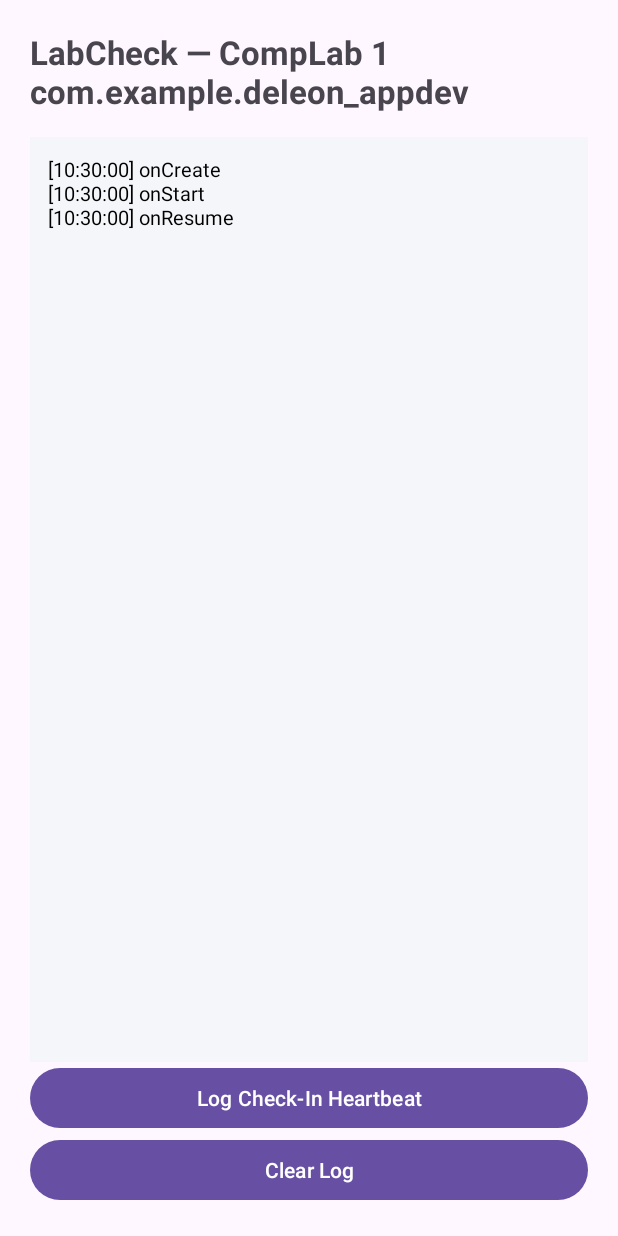
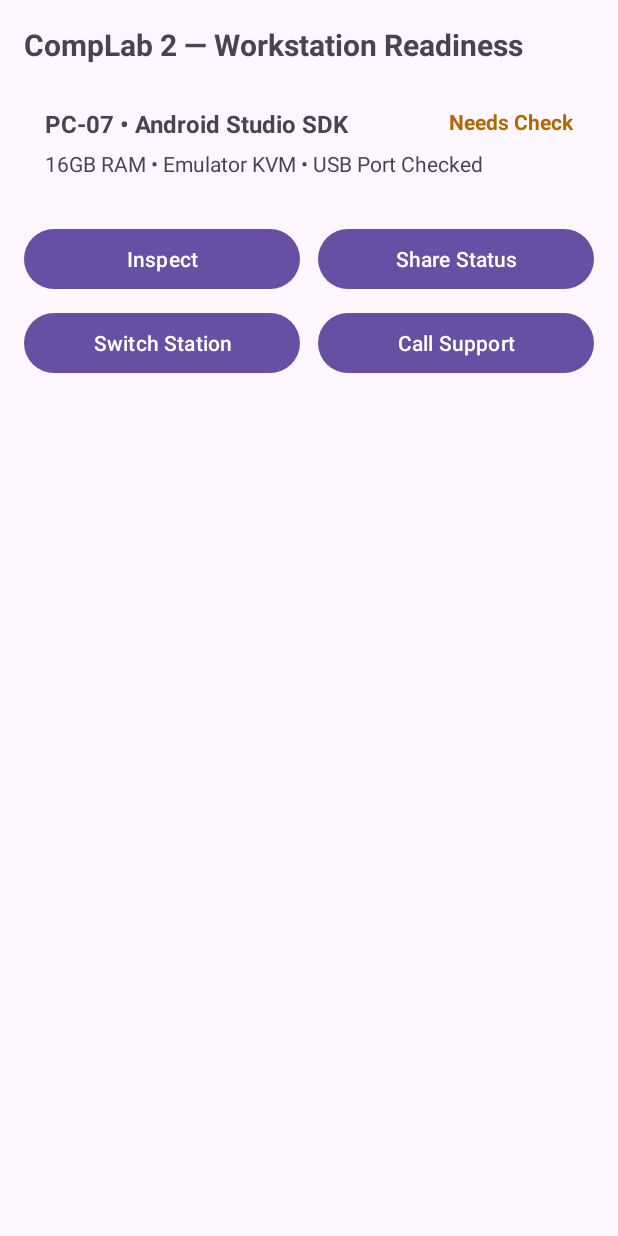
Before and after one commit to juanpaolod782-svg/deleon_appdevAY2627, an Android app: the screen it shows after launch (MainActivity), on a phone screen of 412 x 824 dp. Run offline under Robolectric (Android 15) with nearby library versions, the phone set to English and light mode, and no system bars.

Commit message:
lab_act2

```diff
--- a/app/src/main/AndroidManifest.xml
+++ b/app/src/main/AndroidManifest.xml
@@ -21,6 +21,9 @@
                 <category android:name="android.intent.category.LAUNCHER" />
             </intent-filter>
         </activity>
+        <activity
+            android:name=".StationDetailActivity"
+            android:exported="false" />
     </application>
 
 </manifest>
--- a/app/src/main/java/com/example/deleon_appdev/MainActivity.java
+++ b/app/src/main/java/com/example/deleon_appdev/MainActivity.java
@@ -1,23 +1,49 @@
 package com.example.deleon_appdev;
 
+import android.content.ActivityNotFoundException;
+import android.content.Intent;
+import android.net.Uri;
 import android.os.Bundle;
-import android.util.Log;
+import android.widget.Toast;
 
-import androidx.annotation.NonNull;
+import androidx.activity.result.ActivityResultLauncher;
+import androidx.activity.result.contract.ActivityResultContracts;
 import androidx.appcompat.app.AppCompatActivity;
 
 import com.example.deleon_appdev.databinding.ActivityMainBinding;
 
-import java.text.SimpleDateFormat;
-import java.util.Date;
-import java.util.Locale;
+public class MainActivity extends AppCompatActivity {
+    public static final String EXTRA_STATION_CODE = "extra_station_code";
+    public static final String EXTRA_STATUS = "extra_status";
+    public static final String EXTRA_ISSUE_NOTE = "extra_issue_note";
 
-public class MainActivity extends AppCompatActivity {
+    // Replace with your lab's real maintenance number if you have one
+    private static final String SUPPORT_NUMBER = "+639171234567";
 
-    private static final String TAG = "LabCheckLifecycle";
-    private static final String KEY_LOG = "key_lifecycle_log";
     private ActivityMainBinding binding;
-    private final StringBuilder traceBuilder = new StringBuilder();
+
+    // Enhancement 1: three sample stations
+    private final String[] stationCodes = {"PC-07", "PC-08", "PC-09"};
+    private final String[] stationStatuses = {"Needs Check", "Ready", "Ready"};
+    private final String[] stationNotes = {"Emulator slow to boot", "No issues reported", "No issues reported"};
+    private int stationIndex = 0;
+
+    private String currentCode = "PC-07";
+    private String currentStatus = "Needs Check";
+    private String currentNote = "Emulator slow to boot";
+
+    private final ActivityResultLauncher<Intent> detailLauncher =
+            registerForActivityResult(new ActivityResultContracts.StartActivityForResult(), result -> {
+                if (result.getResultCode() == RESULT_OK && result.getData() != null) {
+                    currentStatus = result.getData().getStringExtra(EXTRA_STATUS);
+                    currentNote = result.getData().getStringExtra(EXTRA_ISSUE_NOTE);
+                    stationStatuses[stationIndex] = currentStatus;
+                    stationNotes[stationIndex] = currentNote;
+                    showStation();
+                    Toast.makeText(this, "Updated " + currentCode + " -> " + currentStatus,
+                            Toast.LENGTH_SHORT).show();
+                }
+            });
 
     @Override
     protected void onCreate(Bundle savedInstanceState) {
@@ -25,68 +51,50 @@ public class MainActivity extends AppCompatActivity {
         binding = ActivityMainBinding.inflate(getLayoutInflater());
         setContentView(binding.getRoot());
 
-        // Enhancement 1: applicationId + lab room in header
-        binding.tvAppTitle.setText("LabCheck — CompLab 1\n" + getPackageName());
+        // Explicit Intent: open StationDetailActivity
+        binding.btnInspectStation.setOnClickListener(v -> {
+            Intent intent = new Intent(this, StationDetailActivity.class);
+            intent.putExtra(EXTRA_STATION_CODE, currentCode);
+            intent.putExtra(EXTRA_STATUS, currentStatus);
+            intent.putExtra(EXTRA_ISSUE_NOTE, currentNote);
+            detailLauncher.launch(intent);
+        });
 
-        if (savedInstanceState != null) {
-            traceBuilder.append(savedInstanceState.getString(KEY_LOG, ""));
-        }
-        recordEvent("onCreate");
+        // Implicit Intent: share a text summary
+        binding.btnShareReport.setOnClickListener(v -> {
+            Intent shareIntent = new Intent(Intent.ACTION_SEND);
+            shareIntent.setType("text/plain");
+            shareIntent.putExtra(Intent.EXTRA_SUBJECT, "LabCheck Report: " + currentCode);
+            shareIntent.putExtra(Intent.EXTRA_TEXT,
+                    "Station: " + currentCode + "\nStatus: " + currentStatus + "\nNote: " + currentNote);
+            startActivity(Intent.createChooser(shareIntent, "Share Station Status"));
+        });
 
-        binding.btnSimulateTick.setOnClickListener(v ->
-                recordEvent("Manual check-in probe (pkg=" + getPackageName() + ")"));
+        // Enhancement 1: switch between PC-07, PC-08, PC-09
+        binding.btnSwitchStation.setOnClickListener(v -> {
+            stationIndex = (stationIndex + 1) % stationCodes.length;
+            currentCode = stationCodes[stationIndex];
+            currentStatus = stationStatuses[stationIndex];
+            currentNote = stationNotes[stationIndex];
+            showStation();
+            Toast.makeText(this, "Selected " + currentCode, Toast.LENGTH_SHORT).show();
+        });
 
-        // Enhancement 2: Clear Log (survives rotation via onSaveInstanceState)
-        binding.btnClearLog.setOnClickListener(v -> {
-            traceBuilder.setLength(0);
-            binding.tvLifecycleLog.setText("Log cleared.");
-            Log.d(TAG, "Log cleared by user");
+        // Enhancement 2: implicit Intent (ACTION_DIAL) to call lab maintenance
+        binding.btnCallSupport.setOnClickListener(v -> {
+            Intent dialIntent = new Intent(Intent.ACTION_DIAL);
+            dialIntent.setData(Uri.parse("tel:" + SUPPORT_NUMBER));
+            try {
+                startActivity(dialIntent);
+            } catch (ActivityNotFoundException e) {
+                Toast.makeText(this, "No dialer app found", Toast.LENGTH_SHORT).show();
+            }
         });
     }
 
-    @Override
-    protected void onStart() {
-        super.onStart();
-        recordEvent("onStart");
-    }
-
-    @Override
-    protected void onResume() {
-        super.onResume();
-        recordEvent("onResume");
-    }
-
-    @Override
-    protected void onPause() {
-        super.onPause();
-        recordEvent("onPause");
-    }
-
-    @Override
-    protected void onStop() {
-        super.onStop();
-        recordEvent("onStop");
-    }
-
-    @Override
-    protected void onDestroy() {
-        recordEvent("onDestroy");
-        super.onDestroy();
-    }
-
-    @Override
-    protected void onSaveInstanceState(@NonNull Bundle outState) {
-        super.onSaveInstanceState(outState);
-        outState.putString(KEY_LOG, traceBuilder.toString());
-    }
-
-    private void recordEvent(String eventName) {
-        String ts = new SimpleDateFormat("HH:mm:ss", Locale.getDefault()).format(new Date());
-        String line = "[" + ts + "] " + eventName + "\n";
-        traceBuilder.append(line);
-        Log.d(TAG, line.trim());
-        if (binding != null) {
-            binding.tvLifecycleLog.setText(traceBuilder.toString());
-        }
+    private void showStation() {
+        binding.tvStationCode.setText(currentCode + " • Android Studio SDK");
+        binding.tvStationStatus.setText(currentStatus);
+        binding.tvStationSpec.setText("Note: " + currentNote);
     }
 }
--- a/app/src/main/res/layout/activity_main.xml
+++ b/app/src/main/res/layout/activity_main.xml
@@ -4,51 +4,113 @@
     xmlns:app="http://schemas.android.com/apk/res-auto"
     android:layout_width="match_parent"
     android:layout_height="match_parent"
-    android:padding="20dp">
+    android:padding="16dp">
 
     <TextView
-        android:id="@+id/tvAppTitle"
+        android:id="@+id/tvHeaderLab"
         android:layout_width="0dp"
         android:layout_height="wrap_content"
-        android:text="LabCheck — CCIT Lab Readiness"
-        android:textSize="22sp"
+        android:text="CompLab 2 — Workstation Readiness"
+        android:textSize="20sp"
         android:textStyle="bold"
         app:layout_constraintTop_toTopOf="parent"
         app:layout_constraintStart_toStartOf="parent"
         app:layout_constraintEnd_toEndOf="parent"/>
 
+    <!-- RelativeLayout banner showing active station summary -->
+    <RelativeLayout
+        android:id="@+id/rlFeaturedStation"
+        android:layout_width="0dp"
+        android:layout_height="wrap_content"
+        android:layout_marginTop="14dp"
+        android:padding="14dp"
+        app:layout_constraintTop_toBottomOf="@id/tvHeaderLab"
+        app:layout_constraintStart_toStartOf="parent"
+        app:layout_constraintEnd_toEndOf="parent">
+
         <TextView
-        android:id="@+id/tvLifecycleLog"
+            android:id="@+id/tvStationCode"
+            android:layout_width="wrap_content"
+            android:layout_height="wrap_content"
+            android:layout_alignParentStart="true"
+            android:text="PC-07 • Android Studio SDK"
+            android:textSize="16sp"
+            android:textStyle="bold"/>
+
+        <TextView
+            android:id="@+id/tvStationStatus"
+            android:layout_width="wrap_content"
+            android:layout_height="wrap_content"
+            android:layout_alignParentEnd="true"
+            android:text="Needs Check"
+            android:textColor="#B26A00"
+            android:textStyle="bold"/>
+
+        <TextView
+            android:id="@+id/tvStationSpec"
+            android:layout_width="wrap_content"
+            android:layout_height="wrap_content"
+            android:layout_below="@id/tvStationCode"
+            android:layout_marginTop="6dp"
+            android:text="16GB RAM • Emulator KVM • USB Port Checked"/>
+    </RelativeLayout>
+
+    <!-- LinearLayout for action buttons -->
+    <LinearLayout
+        android:id="@+id/llActions"
         android:layout_width="0dp"
-        android:layout_height="0dp"
+        android:layout_height="wrap_content"
         android:layout_marginTop="16dp"
-        android:background="#F4F6F9"
-        android:textColor="#000000"
-        android:padding="12dp"
-        android:text="Lifecycle trace ready..."
-        android:textSize="13sp"
-        app:layout_constraintTop_toBottomOf="@id/tvAppTitle"
-        app:layout_constraintBottom_toTopOf="@id/btnSimulateTick"
+        android:orientation="horizontal"
+        android:weightSum="2"
+        app:layout_constraintTop_toBottomOf="@id/rlFeaturedStation"
         app:layout_constraintStart_toStartOf="parent"
-        app:layout_constraintEnd_toEndOf="parent"/>
+        app:layout_constraintEnd_toEndOf="parent">
 
         <Button
-        android:id="@+id/btnSimulateTick"
+            android:id="@+id/btnInspectStation"
             android:layout_width="0dp"
             android:layout_height="wrap_content"
-        android:layout_marginTop="12dp"
-        android:text="Log Check-In Heartbeat"
-        app:layout_constraintBottom_toTopOf="@id/btnClearLog"
-        app:layout_constraintStart_toStartOf="parent"
-        app:layout_constraintEnd_toEndOf="parent"/>
+            android:layout_weight="1"
+            android:layout_marginEnd="6dp"
+            android:text="Inspect"/>
 
         <Button
-        android:id="@+id/btnClearLog"
+            android:id="@+id/btnShareReport"
             android:layout_width="0dp"
             android:layout_height="wrap_content"
-        android:text="Clear Log"
-        app:layout_constraintBottom_toBottomOf="parent"
+            android:layout_weight="1"
+            android:layout_marginStart="6dp"
+            android:text="Share Status"/>
+    </LinearLayout>
+
+    <!-- Enhancements: switch station + quick support -->
+    <LinearLayout
+        android:id="@+id/llExtras"
+        android:layout_width="0dp"
+        android:layout_height="wrap_content"
+        android:layout_marginTop="8dp"
+        android:orientation="horizontal"
+        android:weightSum="2"
+        app:layout_constraintTop_toBottomOf="@id/llActions"
         app:layout_constraintStart_toStartOf="parent"
-        app:layout_constraintEnd_toEndOf="parent"/>
+        app:layout_constraintEnd_toEndOf="parent">
+
+        <Button
+            android:id="@+id/btnSwitchStation"
+            android:layout_width="0dp"
+            android:layout_height="wrap_content"
+            android:layout_weight="1"
+            android:layout_marginEnd="6dp"
+            android:text="Switch Station"/>
+
+        <Button
+            android:id="@+id/btnCallSupport"
+            android:layout_width="0dp"
+            android:layout_height="wrap_content"
+            android:layout_weight="1"
+            android:layout_marginStart="6dp"
+            android:text="Call Support"/>
+    </LinearLayout>
 
 </androidx.constraintlayout.widget.ConstraintLayout>
```
Also changed, not shown: app/src/main/java/com/example/deleon_appdev/StationDetailActivity.java (added, +56 -0 lines), app/src/main/res/layout/activity_station_detail.xml (added, +39 -0 lines), 1 other file. Lines whose indentation alone changed are shown as unchanged.
